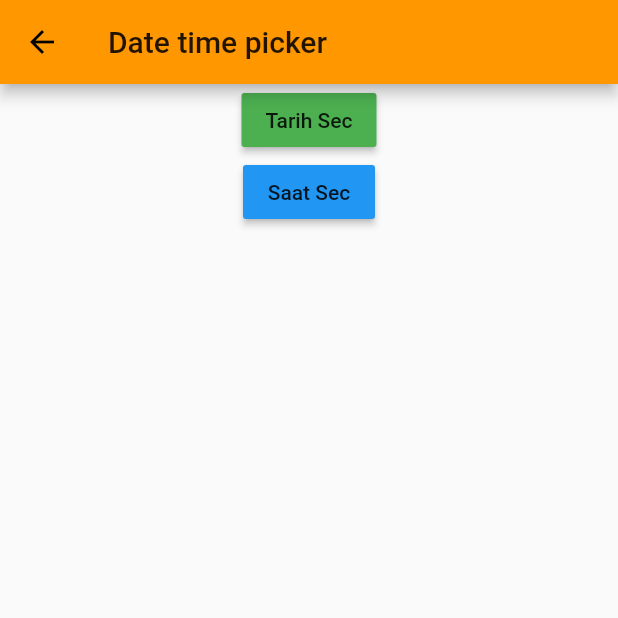
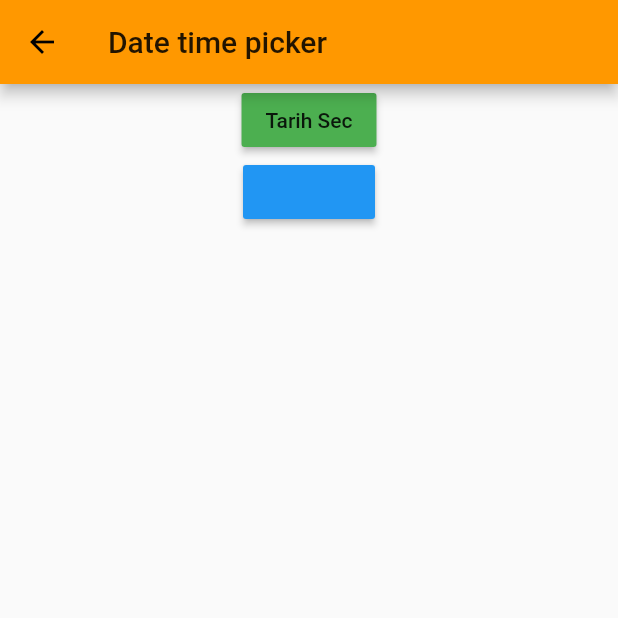
Before and after one commit to mustafauys/Introduction-to-Flutter, a Flutter app: the TarihSaatOrnek screen opened by its route, on a phone screen of 412 x 824 dp, the top half of it. Run offline on Flutter 3.47's test engine with Material 2 defaults, Android fonts, the phone set to English and light mode, and no system bars; our stand-ins replace date_format, fluttertoast.

Commit message:
Date and Time Selection Procedures

```diff
--- a/flutter_first/lib/ui/date_time_picker.dart
+++ b/flutter_first/lib/ui/date_time_picker.dart
@@ -49,7 +49,7 @@ class _TarihSaatOrnekState extends State<TarihSaatOrnek> {
                                 },
                               ),
                               RaisedButton(
-                                child: Text("Saat Sec"),
+                                child: Text(""),
                                 color: Colors.blue,
                                 onPressed: () {
                                   showTimePicker(context: context, initialTime: suankiSaat).then((secilenSaat){
```
